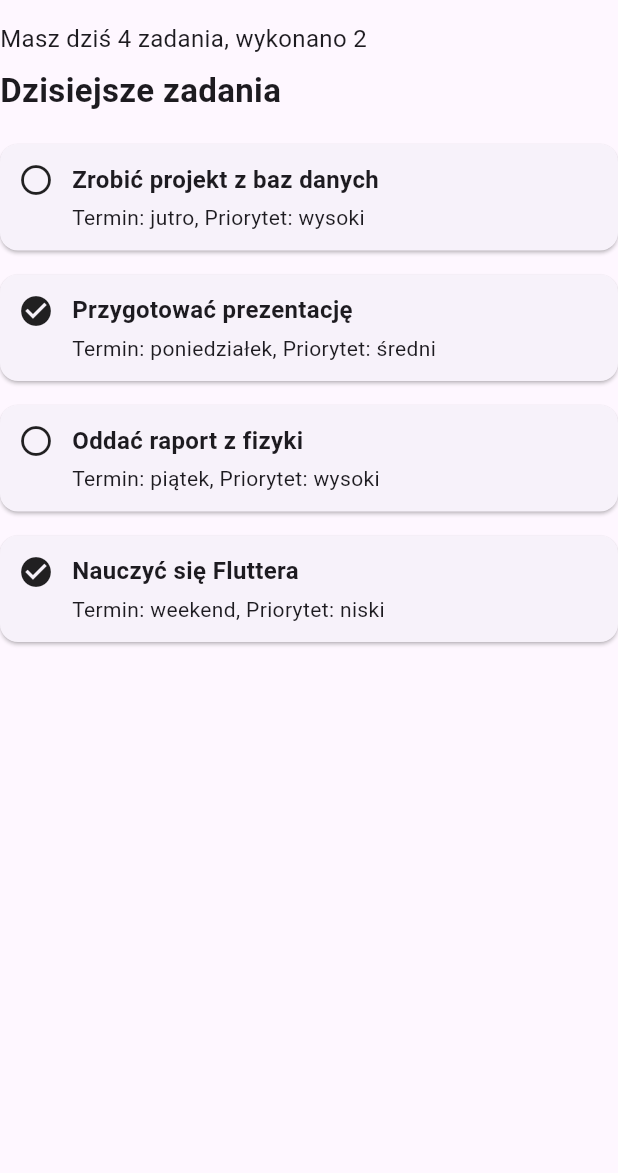
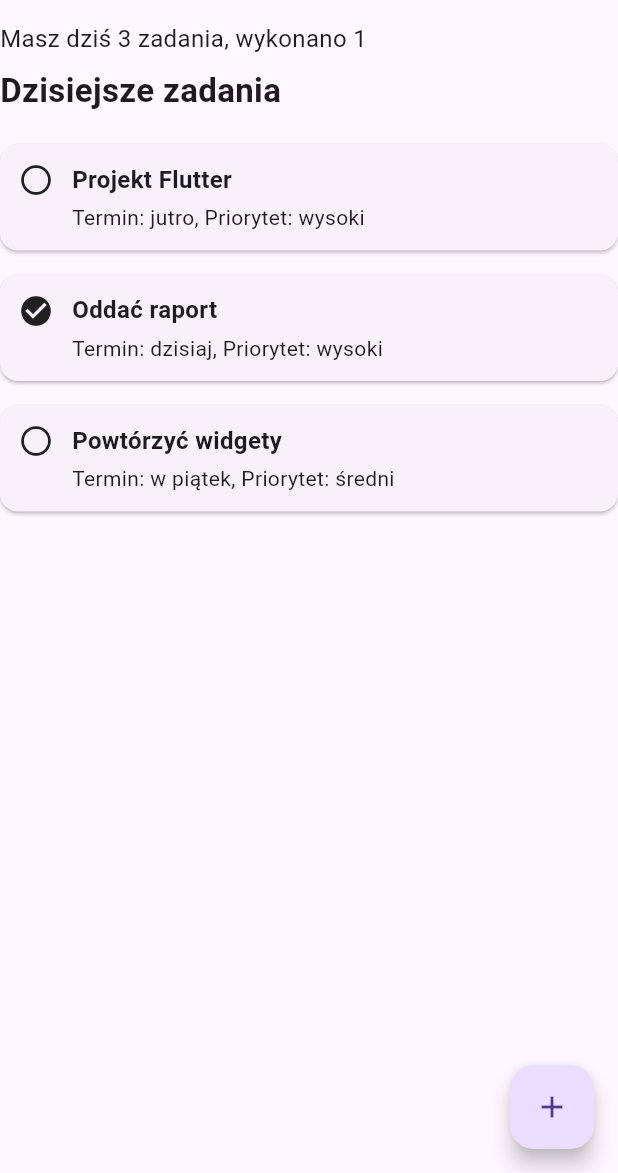
Before and after one commit to htm52004/krackflow_flutter, a Flutter app: the screen it shows after launch, on a phone screen of 412 x 824 dp, the part 63-1236 px from its top. Run offline on Flutter 3.47's test engine with Material 3 defaults, Android fonts, the phone set to English and light mode, and no system bars.

Commit message:
lab 5 - krakflow navigation and add task screen

```diff
--- a/lib/main.dart
+++ b/lib/main.dart
@@ -1,31 +1,40 @@
 import 'package:flutter/material.dart';
+import 'task_repository.dart';
 
 void main() {
   runApp(MyApp());
 }
 
 class MyApp extends StatelessWidget {
-  MyApp({super.key});
-
-  final List<Task> tasks = [
-    Task(title: "Zrobić projekt z baz danych", deadline: "jutro", done: false, priority: "wysoki"),
-    Task(title: "Przygotować prezentację", deadline: "poniedziałek", done: true, priority: "średni"),
-    Task(title: "Oddać raport z fizyki", deadline: "piątek", done: false, priority: "wysoki"),
-    Task(title: "Nauczyć się Fluttera", deadline: "weekend", done: true, priority: "niski"),
-  ];
+  const MyApp({super.key});
 
   @override
   Widget build(BuildContext context) {
-    final doneCount = tasks.where((task) => task.done).length;
+    return const MaterialApp(
+      title: 'KrakFlow',
+      home: HomeScreen(),
+    );
+  }
+}
 
-    return MaterialApp(
-      title: 'KrakFlow',
-      home: Scaffold(
+class HomeScreen extends StatefulWidget {
+  const HomeScreen({super.key});
+
+  @override
+  State<HomeScreen> createState() => _HomeScreenState();
+}
+
+class _HomeScreenState extends State<HomeScreen> {
+  @override
+  Widget build(BuildContext context) {
+    final doneCount = TaskRepository.tasks.where((task) => task.done).length;
+
+    return Scaffold(
       appBar: AppBar(
         title: const Text('KrakFlow'),
       ),
       body: ListView.builder(
-          itemCount: tasks.length + 1,
+        itemCount: TaskRepository.tasks.length + 1,
         itemBuilder: (context, index) {
           if (index == 0) {
             return Padding(
@@ -34,7 +43,7 @@
                 crossAxisAlignment: CrossAxisAlignment.start,
                 children: [
                   Text(
-                      "Masz dziś ${tasks.length} zadania, wykonano $doneCount",
+                    "Masz dziś ${TaskRepository.tasks.length} zadania, wykonano $doneCount",
                     style: const TextStyle(fontSize: 16),
                   ),
                   const SizedBox(height: 8),
@@ -47,7 +56,7 @@
             );
           }
 
-            final task = tasks[index - 1];
+          final task = TaskRepository.tasks[index - 1];
           return TaskCard(
             title: task.title,
             subtitle: "Termin: ${task.deadline}, Priorytet: ${task.priority}",
@@ -55,23 +64,31 @@
           );
         },
       ),
+      floatingActionButton: FloatingActionButton(
+        onPressed: () async {
+          final Task? newTask = await Navigator.push(
+            context,
+            PageRouteBuilder(
+              pageBuilder: (context, animation, secondaryAnimation) => AddTaskScreen(),
+              transitionsBuilder: (context, animation, secondaryAnimation, child) {
+                return FadeTransition(
+                  opacity: animation,
+                  child: child,
+                );
+              },
+            ),
+          );
+
+          if (newTask != null) {
+            setState(() {
+              TaskRepository.tasks.add(newTask);
+            });
+          }
+        },
+        child: const Icon(Icons.add),
       ),
     );
   }
-}
-
-class Task {
-  final String title;
-  final String deadline;
-  final bool done;
-  final String priority;
-
-  Task({
-    required this.title,
-    required this.deadline,
-    required this.done,
-    required this.priority,
-  });
 }
 
 class TaskCard extends StatelessWidget {
@@ -116,3 +133,77 @@
     );
   }
 }
+
+class AddTaskScreen extends StatelessWidget {
+  AddTaskScreen({super.key});
+
+  final TextEditingController titleController = TextEditingController();
+  final TextEditingController deadlineController = TextEditingController();
+  final TextEditingController priorityController = TextEditingController();
+
+  @override
+  Widget build(BuildContext context) {
+    return Scaffold(
+      appBar: AppBar(
+        title: const Text("Nowe zadanie"),
+      ),
+      body: Padding(
+        padding: const EdgeInsets.all(16),
+        child: Column(
+          crossAxisAlignment: CrossAxisAlignment.start,
+          children: [
+            TextField(
+              controller: titleController,
+              decoration: const InputDecoration(
+                labelText: "Tytuł zadania",
+                border: OutlineInputBorder(),
+              ),
+            ),
+            const SizedBox(height: 12),
+            TextField(
+              controller: deadlineController,
+              decoration: const InputDecoration(
+                labelText: "Termin",
+                border: OutlineInputBorder(),
+              ),
+            ),
+            const SizedBox(height: 12),
+            TextField(
+              controller: priorityController,
+              decoration: const InputDecoration(
+                labelText: "Priorytet",
+                border: OutlineInputBorder(),
+              ),
+            ),
+            const SizedBox(height: 20),
+            ElevatedButton(
+              onPressed: () {
+                final title = titleController.text.trim();
+                final deadline = deadlineController.text.trim();
+                final priority = priorityController.text.trim();
+
+                if (title.isEmpty || deadline.isEmpty || priority.isEmpty) {
+                  ScaffoldMessenger.of(context).showSnackBar(
+                    const SnackBar(content: Text("Wypełnij wszystkie pola")),
+                  );
+                  return;
+                }
+
+                // Tworzymy nowy task
+                final newTask = Task(
+                  title: title,
+                  deadline: deadline,
+                  priority: priority,
+                  done: false,
+                );
+
+                Navigator.pop(context, newTask);
+              },
+              child: const Text("Zapisz"),
+            ),
+          ],
+        ),
+      ),
+    );
+  }
+}
--- /dev/null
+++ b/lib/task_repository.dart
@@ -0,0 +1,36 @@
+class Task {
+  final String title;
+  final String deadline;
+  final bool done;
+  final String priority;
+
+  Task({
+    required this.title,
+    required this.deadline,
+    required this.done,
+    required this.priority,
+  });
+}
+
+class TaskRepository {
+  static List<Task> tasks = [
+    Task(
+      title: "Projekt Flutter",
+      deadline: "jutro",
+      done: false,
+      priority: "wysoki",
+    ),
+    Task(
+      title: "Oddać raport",
+      deadline: "dzisiaj",
+      done: true,
+      priority: "wysoki",
+    ),
+    Task(
+      title: "Powtórzyć widgety",
+      deadline: "w piątek",
+      done: false,
+      priority: "średni",
+    ),
+  ];
+}
```
Lines whose indentation alone changed are shown as unchanged.
